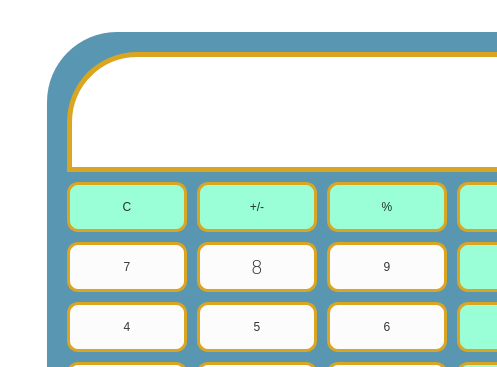
This is layout.ui in renanssilva/Calculadora_PyQT5 as Qt 5 draws it before an edit; both pictures show x 0 to 497 and y 0 to 367 of the 645 by 565 pixel window. The edited form follows.
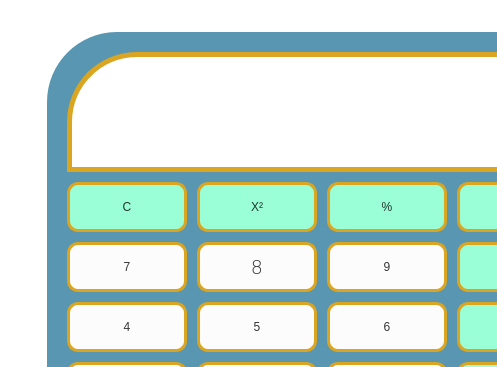
This is the edited form.

```diff
--- a/layout.ui
+++ b/layout.ui
@@ -213,7 +213,7 @@
         </rect>
        </property>
        <property name="text">
-        <string>+/-</string>
+        <string>X²</string>
        </property>
       </widget>
       <widget class="QPushButton" name="pb9">
```
Left out of the diff: 2 changed lines with no effect on the pictures.
